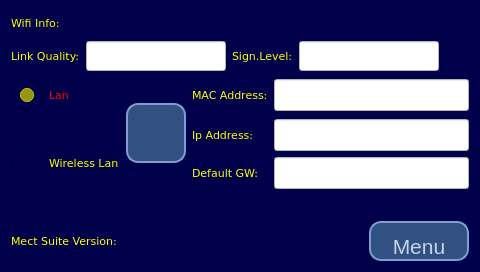
This is AnyTPAC/WifiLevel/page100.ui in MECTsrl/mect_apps as Qt 5 draws it before an edit. The edited form follows.
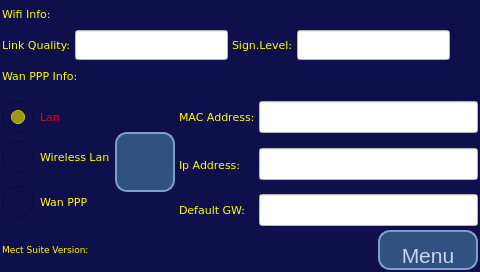
This is the edited form. Icons and pictures are not drawn. Custom widgets are drawn as their Qt base class.

Commit message: Feature #1349 Wifi Signal Level: Added info for Wan module

The edit to the form file:
```diff
--- a/AnyTPAC/WifiLevel/page100.ui
+++ b/AnyTPAC/WifiLevel/page100.ui
@@ -27,7 +27,7 @@
   </property>
   <property name="styleSheet">
    <string notr="true">QWidget {
-background-color: rgb(0, 0, 75);
+background-color: rgb(15,15,75);
 color: rgb(255, 255, 0);
 }
 QLineEdit {
@@ -69,6 +69,12 @@
 </string>
   </property>
   <layout class="QVBoxLayout" name="verticalLayout">
+   <property name="spacing">
+    <number>4</number>
+   </property>
+   <property name="margin">
+    <number>2</number>
+   </property>
    <item>
     <layout class="QGridLayout" name="gridLayout">
      <item row="1" column="3">
@@ -218,6 +224,86 @@
      </item>
     </layout>
    </item>
+   <item>
+    <layout class="QHBoxLayout" name="horizontalLayout">
+     <item>
+      <widget class="QLabel" name="label_7">
+       <property name="font">
+        <font>
+         <family>DejaVu Sans</family>
+         <pointsize>8</pointsize>
+        </font>
+       </property>
+       <property name="text">
+        <string>Wan PPP Info:</string>
+       </property>
+      </widget>
+     </item>
+     <item>
+      <widget class="QLabel" name="lblWanConn">
+       <property name="minimumSize">
+        <size>
+         <width>24</width>
+         <height>24</height>
+        </size>
+       </property>
+       <property name="maximumSize">
+        <size>
+         <width>24</width>
+         <height>24</height>
+        </size>
+       </property>
+       <property name="font">
+        <font>
+         <family>DejaVu Sans</family>
+         <pointsize>8</pointsize>
+        </font>
+       </property>
+       <property name="text">
+        <string/>
+       </property>
+      </widget>
+     </item>
+     <item>
+      <spacer name="horizontalSpacer_3">
+       <property name="orientation">
+        <enum>Qt::Horizontal</enum>
+       </property>
+       <property name="sizeHint" stdset="0">
+        <size>
+         <width>40</width>
+         <height>20</height>
+        </size>
+       </property>
+      </spacer>
+     </item>
+     <item>
+      <widget class="QLabel" name="lblWanStatus">
+       <property name="minimumSize">
+        <size>
+         <width>24</width>
+         <height>24</height>
+        </size>
+       </property>
+       <property name="maximumSize">
+        <size>
+         <width>24</width>
+         <height>24</height>
+        </size>
+       </property>
+       <property name="font">
+        <font>
+         <family>DejaVu Sans</family>
+         <pointsize>8</pointsize>
+        </font>
+       </property>
+       <property name="text">
+        <string/>
+       </property>
+      </widget>
+     </item>
+    </layout>
+   </item>
    <item>
     <spacer name="verticalSpacer">
      <property name="orientation">
@@ -275,7 +361,7 @@
       </widget>
      </item>
      <item row="2" column="0" rowspan="3">
-      <widget class="QRadioButton" name="optWLan">
+      <widget class="QRadioButton" name="optWan">
        <property name="minimumSize">
         <size>
          <width>0</width>
@@ -292,7 +378,7 @@
         <enum>Qt::NoFocus</enum>
        </property>
        <property name="text">
-        <string>Wireless Lan</string>
+        <string>Wan PPP</string>
        </property>
       </widget>
      </item>
@@ -447,21 +533,30 @@
        </property>
       </widget>
      </item>
+     <item row="1" column="0">
+      <widget class="QRadioButton" name="optWLan">
+       <property name="minimumSize">
+        <size>
+         <width>0</width>
+         <height>36</height>
+        </size>
+       </property>
+       <property name="font">
+        <font>
+         <family>DejaVu Sans</family>
+         <pointsize>8</pointsize>
+        </font>
+       </property>
+       <property name="focusPolicy">
+        <enum>Qt::NoFocus</enum>
+       </property>
+       <property name="text">
+        <string>Wireless Lan</string>
+       </property>
+      </widget>
+     </item>
     </layout>
    </item>
-   <item>
-    <spacer name="verticalSpacer_2">
-     <property name="orientation">
-      <enum>Qt::Vertical</enum>
-     </property>
-     <property name="sizeHint" stdset="0">
-      <size>
-       <width>20</width>
-       <height>44</height>
-      </size>
-     </property>
-    </spacer>
-   </item>
    <item>
     <layout class="QHBoxLayout" name="horizontalLayout_3">
      <item>
@@ -469,7 +564,7 @@
        <property name="font">
         <font>
          <family>DejaVu Sans</family>
-         <pointsize>8</pointsize>
+         <pointsize>7</pointsize>
         </font>
        </property>
        <property name="text">
```
The commit also changes 4 other files.
